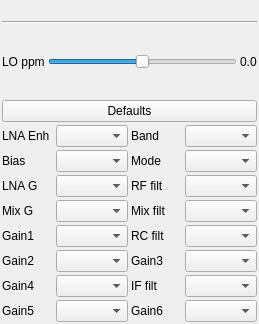
Above: plugins/samplesource/fcdpro/fcdprogui.ui from f4exb/sdrangel before the change. Below: the same form after it.
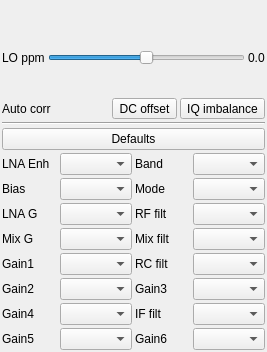
That is the form after the change. Custom widgets are drawn as their Qt base class.

What changed in the file:
```diff
--- a/plugins/samplesource/fcdpro/fcdprogui.ui
+++ b/plugins/samplesource/fcdpro/fcdprogui.ui
@@ -6,8 +6,8 @@
    <rect>
     <x>0</x>
     <y>0</y>
-    <width>259</width>
-    <height>324</height>
+    <width>267</width>
+    <height>352</height>
    </rect>
   </property>
   <property name="sizePolicy">
@@ -93,13 +93,6 @@
      </item>
     </layout>
    </item>
-   <item>
-    <widget class="Line" name="line_4">
-     <property name="orientation">
-      <enum>Qt::Horizontal</enum>
-     </property>
-    </widget>
-   </item>
    <item>
     <layout class="QHBoxLayout" name="layoutPPM">
      <item>
@@ -137,6 +130,44 @@
      </item>
     </layout>
    </item>
+   <item>
+    <layout class="QHBoxLayout" name="horizontalLayout">
+     <item>
+      <widget class="QLabel" name="corrLabel">
+       <property name="text">
+        <string>Auto corr</string>
+       </property>
+      </widget>
+     </item>
+     <item>
+      <widget class="ButtonSwitch" name="dcOffset">
+       <property name="toolTip">
+        <string>DC offset auto correction</string>
+       </property>
+       <property name="text">
+        <string>DC offset</string>
+       </property>
+      </widget>
+     </item>
+     <item>
+      <widget class="ButtonSwitch" name="iqImbalance">
+       <property name="toolTip">
+        <string>IQ imbalance auto correction</string>
+       </property>
+       <property name="text">
+        <string>IQ imbalance</string>
+       </property>
+      </widget>
+     </item>
+    </layout>
+   </item>
+   <item>
+    <widget class="Line" name="line_4">
+     <property name="orientation">
+      <enum>Qt::Horizontal</enum>
+     </property>
+    </widget>
+   </item>
    <item>
     <layout class="QHBoxLayout" name="layoutBiasT">
      <item>
@@ -349,6 +380,11 @@
    <header>gui/valuedial.h</header>
    <container>1</container>
   </customwidget>
+  <customwidget>
+   <class>ButtonSwitch</class>
+   <extends>QToolButton</extends>
+   <header>gui/buttonswitch.h</header>
+  </customwidget>
  </customwidgets>
  <resources/>
  <connections/>
```
